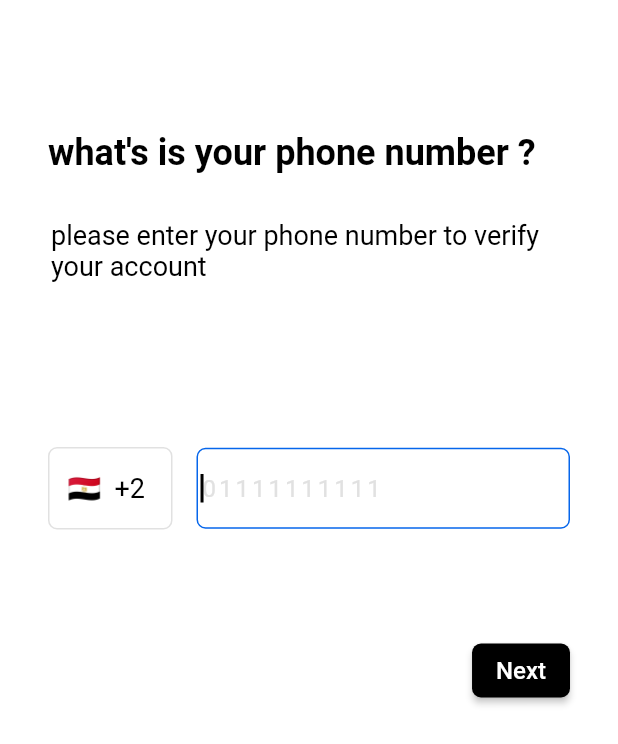
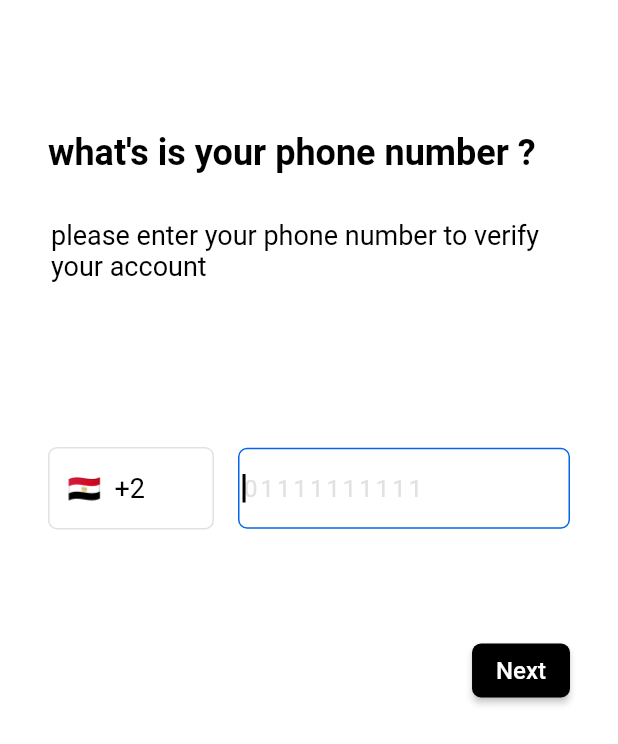
Before and after one commit to yossef122/wtschat, a Flutter app: the PhoneAuthenticationScreen screen opened directly, on a phone screen of 412 x 824 dp. Shown: the top 744 px of the screen. Run offline on Flutter 3.47's test engine with Material 2 defaults, Android fonts, the phone set to English and light mode, and no system bars; our stand-ins replace bloc, emoji_picker_flutter, firebase_auth, flutter_bloc, get_it, go_router and 3 more; accounts and stored records are empty.

Commit message:
commit login by number

```diff
--- a/lib/Features/login_phoneAuth/presentation/view/Verifying_code.dart
+++ b/lib/Features/phone_authentication/presentation/view/Verifying_code.dart
@@ -1,4 +1,4 @@
-import 'package:chatapp/Features/login_phoneAuth/presentation/view/widget/Verifying_code_body.dart';
+import 'package:chatapp/Features/phone_authentication/presentation/view/widget/Verifying_code_body.dart';
 import 'package:flutter/material.dart';
 
 class VerifyingCode extends StatelessWidget {
--- a/lib/Features/login_phoneAuth/presentation/view/phone_authentication_screen.dart
+++ b/lib/Features/phone_authentication/presentation/view/phone_authentication_screen.dart
@@ -1,4 +1,4 @@
-import 'package:chatapp/Features/login_phoneAuth/presentation/view/widget/Phone_Authentication_body.dart';
+import 'package:chatapp/Features/phone_authentication/presentation/view/widget/Phone_Authentication_body.dart';
 import 'package:flutter/material.dart';
 
 class PhoneAuthenticationScreen extends StatelessWidget {
--- a/lib/Features/login_phoneAuth/presentation/view/widget/Phone_Authentication_body.dart
+++ b/lib/Features/phone_authentication/presentation/view/widget/Phone_Authentication_body.dart
@@ -1,7 +1,7 @@
-import 'package:chatapp/Features/login_phoneAuth/presentation/view/widget/build_introText.dart';
-import 'package:chatapp/Features/login_phoneAuth/presentation/view/widget/build_phoneFormField.dart';
-import 'package:chatapp/Features/login_phoneAuth/presentation/view/widget/verified_button.dart';
-import 'package:chatapp/Features/login_phoneAuth/presentation/view_model/phone_auth_cubit.dart';
+import 'package:chatapp/Features/phone_authentication/presentation/view/widget/build_introText.dart';
+import 'package:chatapp/Features/phone_authentication/presentation/view/widget/build_phoneFormField.dart';
+import 'package:chatapp/Features/phone_authentication/presentation/view/widget/verified_button.dart';
+import 'package:chatapp/Features/phone_authentication/presentation/view_model/phone_auth_cubit.dart';
 import 'package:chatapp/core/Widgets/LoadingWidget.dart';
 import 'package:chatapp/core/utils/Constants.dart';
 import 'package:chatapp/core/utils/Routing.dart';
@@ -28,19 +28,19 @@ class PhoneAuthenticationScreenBody extends StatelessWidget {
               const SizedBox(
                 height: 110,
               ),
-              const BuildPhoneFormField(),
+              BuildPhoneFormField(),
               const SizedBox(
                 height: 70,
               ),
               VerifiedButton(
                 text: 'Next',
                 onPressed: () {
-                  // loadingWidget(context);
-                  // register(context,_phoneFormKey);
-                  GoRouter.of(context).push(RouterBuild.kVerifyingCode);
+                  loadingWidget(context);
+                  register(context,_phoneFormKey);
+                  // GoRouter.of(context).push(RouterBuild.kVerifyingCodeScreen);
                 },
               ),
-              // BuildPhoneNumberSubmited()
+              BuildPhoneNumberSubmited()
             ],
           ),
         ),
@@ -64,8 +64,8 @@ class BuildPhoneNumberSubmited extends StatelessWidget {
           return loadingWidget(context);
           } else if (state is PhoneAuthSuccessState) {
             Navigator.pop(context);
-            // GoRouter.of(context)
-            //   .push(RouterBuild.kVerifyingCodeScreen, extra: phoneNumber);
+            GoRouter.of(context)
+              .push(RouterBuild.kVerifyingCode, extra: phoneNumber);
         } else if (state is PhoneAuthErrorState) {
           Navigator.pop(context);
           ScaffoldMessenger.of(context).showSnackBar(
--- a/lib/Features/login_phoneAuth/presentation/view/widget/build_phoneFormField.dart
+++ b/lib/Features/phone_authentication/presentation/view/widget/build_phoneFormField.dart
@@ -1,10 +1,9 @@
-import 'package:chatapp/Features/login_phoneAuth/presentation/view_model/CountryFlag.dart';
 import 'package:chatapp/core/utils/Colors.dart';
 import 'package:chatapp/core/utils/Constants.dart';
 import 'package:flutter/material.dart';
 
 class BuildPhoneFormField extends StatelessWidget {
-  const BuildPhoneFormField({Key? key}) : super(key: key);
+  BuildPhoneFormField({Key? key}) : super(key: key);
 
   @override
   Widget build(BuildContext context) {
@@ -15,8 +14,11 @@ class BuildPhoneFormField extends StatelessWidget {
           child: Container(
             padding: const EdgeInsets.symmetric(vertical: 16, horizontal: 12),
             decoration: BoxDecoration(
-                borderRadius: BorderRadius.circular(6),
-                border: Border.all(color: MyColors.lightGrey)),
+              borderRadius: BorderRadius.circular(6),
+              border: Border.all(
+                color: MyColors.lightGrey,
+              ),
+            ),
             child: Text(
               '${generateCountryFlag()}  +2',
               style: const TextStyle(color: Colors.black, fontSize: 18),
@@ -27,7 +29,7 @@ class BuildPhoneFormField extends StatelessWidget {
           width: 16,
         ),
         Expanded(
-          flex: 3,
+          flex: 2,
           child: Container(
             width: double.infinity,
             padding: const EdgeInsets.symmetric(vertical: 2, horizontal: 2),
@@ -67,3 +69,10 @@ class BuildPhoneFormField extends StatelessWidget {
     );
   }
 }
+
+String generateCountryFlag() {
+  String countryCode = 'eg';
+  String flag = countryCode.toUpperCase().replaceAllMapped(RegExp(r'[A-Z]'),
+      (match) => String.fromCharCode(match.group(0)!.codeUnitAt(0) + 127397));
+  return flag;
+}
--- a/lib/Features/login_phoneAuth/presentation/view/widget/verified_button.dart
+++ b/lib/Features/phone_authentication/presentation/view/widget/verified_button.dart
@@ -1,11 +1,9 @@
 import 'package:flutter/material.dart';
 
 class VerifiedButton extends StatelessWidget {
-  const VerifiedButton({Key? key, required this.text, required this.onPressed})
-      : super(key: key);
+  const VerifiedButton({Key? key,required this.text,required this.onPressed}) : super(key: key);
   final String text;
   final void Function()? onPressed;
-
   @override
   Widget build(BuildContext context) {
     return Align(
@@ -14,14 +12,14 @@ class VerifiedButton extends StatelessWidget {
         onPressed: onPressed,
         style: ElevatedButton.styleFrom(
           maximumSize: const Size(110, 50),
-          backgroundColor: Colors.black,
+          primary: Colors.black,
           shape: RoundedRectangleBorder(
             borderRadius: BorderRadius.circular(6),
           ),
         ),
-        child: Text(
+        child:  Text(
           text,
-          style: const TextStyle(color: Colors.white, fontSize: 16),
+          style:const TextStyle(color: Colors.white, fontSize: 16),
         ),
       ),
     );
--- a/lib/Features/login_phoneAuth/presentation/view_model/phone_auth_state.dart
+++ b/lib/Features/phone_authentication/presentation/view_model/phone_auth_state.dart
@@ -13,6 +13,7 @@ class PhoneAuthErrorState extends PhoneAuthState {
   final String message;
 
   PhoneAuthErrorState(this.message);
+
 }
 
 class PhoneAuthVerifiedState extends PhoneAuthState {}
```
Also changed, not shown: lib/Features/login_phoneAuth/presentation/view_model/CountryFlag.dart (deleted, +0 -28 lines), lib/Features/phone_authentication/presentation/view/widget/BuildPhoneNumberVerified.dart (renamed from lib/Features/login_phoneAuth/presentation/view/widget/BuildPhoneNumberVerified.dart, +5 -4 lines), lib/Features/phone_authentication/presentation/view/widget/BuildPinCodeFields.dart (renamed from lib/Features/login_phoneAuth/presentation/view/widget/BuildPinCodeFields.dart, +3 -6 lines), lib/Features/phone_authentication/presentation/view/widget/Verifying_code_body.dart (renamed from lib/Features/login_phoneAuth/presentation/view/widget/Verifying_code_body.dart, +8 -10 lines), lib/Features/phone_authentication/presentation/view_model/phone_auth_cubit.dart (renamed from lib/Features/login_phoneAuth/presentation/view_model/phone_auth_cubit.dart, +5 -6 lines), lib/core/utils/Routing.dart (+14 -15 lines), lib/Features/phone_authentication/presentation/view/widget/BuildIntroText_verify.dart (renamed from lib/Features/login_phoneAuth/presentation/view/widget/BuildIntroText_verify.dart), lib/Features/phone_authentication/presentation/view/widget/build_introText.dart (renamed from lib/Features/login_phoneAuth/presentation/view/widget/build_introText.dart).
